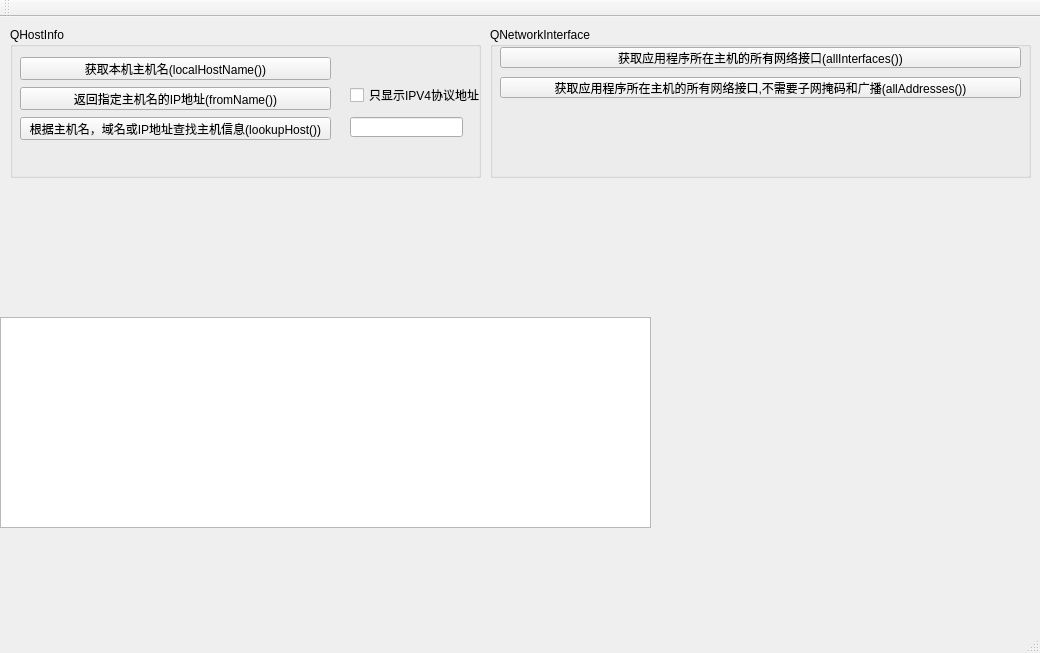
Old version of the form mainwindow.ui in the repository joe-mao/Network.
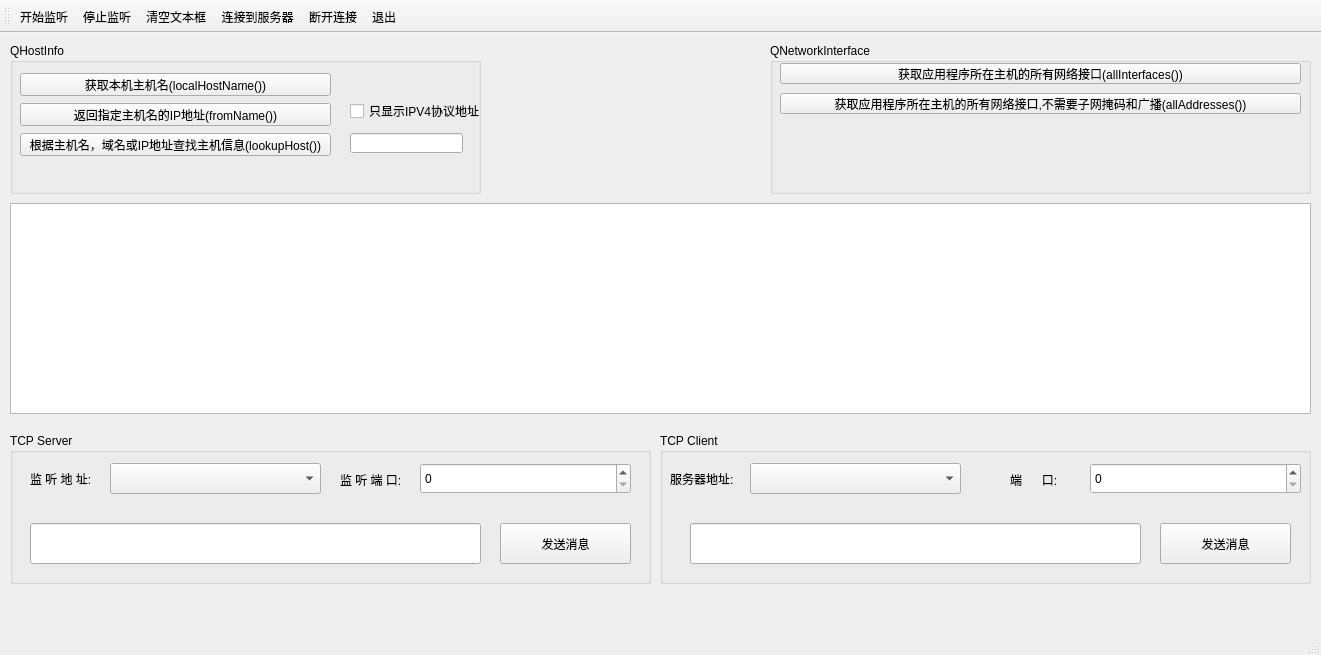
New version of the form. Icons and pictures are not drawn.

The edit to the form file:
```diff
--- a/mainwindow.ui
+++ b/mainwindow.ui
@@ -6,8 +6,8 @@
    <rect>
     <x>0</x>
     <y>0</y>
-    <width>1040</width>
-    <height>653</height>
+    <width>1321</width>
+    <height>655</height>
    </rect>
   </property>
   <property name="windowTitle">
@@ -92,7 +92,7 @@
    <widget class="QGroupBox" name="groupBox_2">
     <property name="geometry">
      <rect>
-      <x>490</x>
+      <x>770</x>
       <y>10</y>
       <width>541</width>
       <height>151</height>
@@ -131,13 +131,183 @@
    <widget class="QPlainTextEdit" name="plainTextEdit">
     <property name="geometry">
      <rect>
-      <x>0</x>
-      <y>300</y>
-      <width>651</width>
+      <x>10</x>
+      <y>170</y>
+      <width>1301</width>
       <height>211</height>
      </rect>
     </property>
    </widget>
+   <widget class="QGroupBox" name="groupBox_3">
+    <property name="geometry">
+     <rect>
+      <x>10</x>
+      <y>400</y>
+      <width>641</width>
+      <height>151</height>
+     </rect>
+    </property>
+    <property name="title">
+     <string>TCP Server</string>
+    </property>
+    <widget class="QLabel" name="label">
+     <property name="geometry">
+      <rect>
+       <x>20</x>
+       <y>30</y>
+       <width>71</width>
+       <height>31</height>
+      </rect>
+     </property>
+     <property name="text">
+      <string>监 听 地 址:</string>
+     </property>
+    </widget>
+    <widget class="QLabel" name="label_2">
+     <property name="geometry">
+      <rect>
+       <x>330</x>
+       <y>31</y>
+       <width>71</width>
+       <height>31</height>
+      </rect>
+     </property>
+     <property name="text">
+      <string>监 听 端 口:</string>
+     </property>
+    </widget>
+    <widget class="QComboBox" name="comboIPTCPServer">
+     <property name="geometry">
+      <rect>
+       <x>100</x>
+       <y>30</y>
+       <width>211</width>
+       <height>31</height>
+      </rect>
+     </property>
+    </widget>
+    <widget class="QSpinBox" name="spinBoxServer">
+     <property name="geometry">
+      <rect>
+       <x>410</x>
+       <y>30</y>
+       <width>211</width>
+       <height>31</height>
+      </rect>
+     </property>
+     <property name="maximum">
+      <number>999999</number>
+     </property>
+    </widget>
+    <widget class="QLineEdit" name="editMsgServer">
+     <property name="geometry">
+      <rect>
+       <x>20</x>
+       <y>90</y>
+       <width>451</width>
+       <height>41</height>
+      </rect>
+     </property>
+    </widget>
+    <widget class="QPushButton" name="btnSendServer">
+     <property name="geometry">
+      <rect>
+       <x>490</x>
+       <y>90</y>
+       <width>131</width>
+       <height>41</height>
+      </rect>
+     </property>
+     <property name="text">
+      <string>发送消息</string>
+     </property>
+    </widget>
+   </widget>
+   <widget class="QGroupBox" name="groupBox_4">
+    <property name="geometry">
+     <rect>
+      <x>660</x>
+      <y>400</y>
+      <width>651</width>
+      <height>151</height>
+     </rect>
+    </property>
+    <property name="title">
+     <string>TCP Client</string>
+    </property>
+    <widget class="QComboBox" name="comboIPTCPClient">
+     <property name="geometry">
+      <rect>
+       <x>90</x>
+       <y>30</y>
+       <width>211</width>
+       <height>31</height>
+      </rect>
+     </property>
+    </widget>
+    <widget class="QLabel" name="label_3">
+     <property name="geometry">
+      <rect>
+       <x>10</x>
+       <y>30</y>
+       <width>71</width>
+       <height>31</height>
+      </rect>
+     </property>
+     <property name="text">
+      <string>服务器地址:</string>
+     </property>
+    </widget>
+    <widget class="QSpinBox" name="spinBoxClient">
+     <property name="geometry">
+      <rect>
+       <x>430</x>
+       <y>30</y>
+       <width>211</width>
+       <height>31</height>
+      </rect>
+     </property>
+     <property name="maximum">
+      <number>999999</number>
+     </property>
+    </widget>
+    <widget class="QLabel" name="label_4">
+     <property name="geometry">
+      <rect>
+       <x>350</x>
+       <y>31</y>
+       <width>71</width>
+       <height>31</height>
+      </rect>
+     </property>
+     <property name="text">
+      <string>端      口:</string>
+     </property>
+    </widget>
+    <widget class="QPushButton" name="btnSendClient">
+     <property name="geometry">
+      <rect>
+       <x>500</x>
+       <y>90</y>
+       <width>131</width>
+       <height>41</height>
+      </rect>
+     </property>
+     <property name="text">
+      <string>发送消息</string>
+     </property>
+    </widget>
+    <widget class="QLineEdit" name="editMsgClient">
+     <property name="geometry">
+      <rect>
+       <x>30</x>
+       <y>90</y>
+       <width>451</width>
+       <height>41</height>
+      </rect>
+     </property>
+    </widget>
+   </widget>
   </widget>
   <widget class="QMenuBar" name="menuBar">
    <property name="geometry">
@@ -150,14 +320,95 @@
    </property>
   </widget>
   <widget class="QToolBar" name="Network">
+   <property name="toolButtonStyle">
+    <enum>Qt::ToolButtonTextUnderIcon</enum>
+   </property>
    <attribute name="toolBarArea">
     <enum>TopToolBarArea</enum>
    </attribute>
    <attribute name="toolBarBreak">
     <bool>false</bool>
    </attribute>
+   <addaction name="actStartListening"/>
+   <addaction name="actStopListening"/>
+   <addaction name="actClearPlainText"/>
+   <addaction name="actConnectToServer"/>
+   <addaction name="actDisconnectFromServer"/>
+   <addaction name="actExit"/>
   </widget>
   <widget class="QStatusBar" name="statusBar"/>
+  <action name="actStartListening">
+   <property name="icon">
+    <iconset resource="res.qrc">
+     <normaloff>:/image/connect/startListening.PNG</normaloff>:/image/connect/startListening.PNG</iconset>
+   </property>
+   <property name="text">
+    <string>开始监听</string>
+   </property>
+   <property name="toolTip">
+    <string>开启服务器端的监听</string>
+   </property>
+  </action>
+  <action name="actStopListening">
+   <property name="icon">
+    <iconset resource="res.qrc">
+     <normaloff>:/image/connect/stopListening.PNG</normaloff>:/image/connect/stopListening.PNG</iconset>
+   </property>
+   <property name="text">
+    <string>停止监听</string>
+   </property>
+   <property name="toolTip">
+    <string>关闭服务器端监听</string>
+   </property>
+  </action>
+  <action name="actClearPlainText">
+   <property name="icon">
+    <iconset resource="res.qrc">
+     <normaloff>:/image/connect/clearTextEdit.PNG</normaloff>:/image/connect/clearTextEdit.PNG</iconset>
+   </property>
+   <property name="text">
+    <string>清空文本框</string>
+   </property>
+   <property name="toolTip">
+    <string>清空文本框</string>
+   </property>
+  </action>
+  <action name="actExit">
+   <property name="icon">
+    <iconset resource="res.qrc">
+     <normaloff>:/image/connect/actExit.PNG</normaloff>:/image/connect/actExit.PNG</iconset>
+   </property>
+   <property name="text">
+    <string>退出</string>
+   </property>
+   <property name="toolTip">
+    <string>退出程序</string>
+   </property>
+  </action>
+  <action name="actConnectToServer">
+   <property name="icon">
+    <iconset resource="res.qrc">
+     <normaloff>:/image/connect/connectToServer.PNG</normaloff>:/image/connect/connectToServer.PNG</iconset>
+   </property>
+   <property name="text">
+    <string>连接到服务器</string>
+   </property>
+   <property name="toolTip">
+    <string>连接到服务器</string>
+   </property>
+  </action>
+  <action name="actDisconnectFromServer">
+   <property name="icon">
+    <iconset resource="res.qrc">
+     <normaloff>:/image/connect/disconnect.PNG</normaloff>:/image/connect/disconnect.PNG</iconset>
+   </property>
+   <property name="text">
+    <string>断开连接</string>
+   </property>
+   <property name="toolTip">
+    <string>从服务器断开连接</string>
+   </property>
+  </action>
  </widget>
  <layoutdefault spacing="6" margin="11"/>
  <resources/>
```
Left out of the diff: 6 changed lines with no effect on the pictures.
